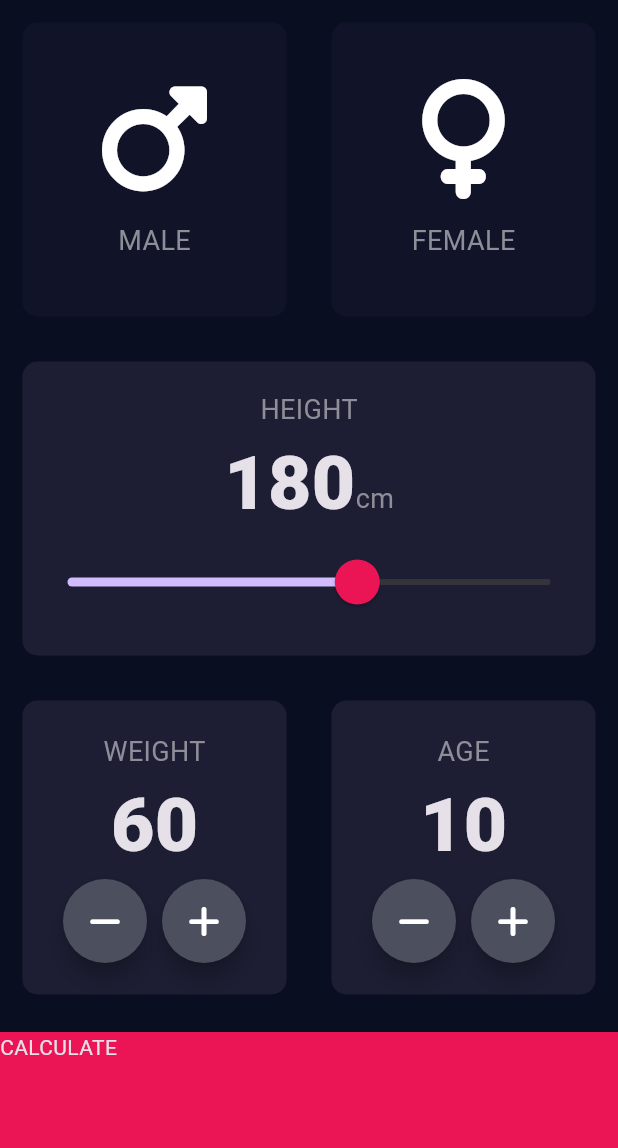
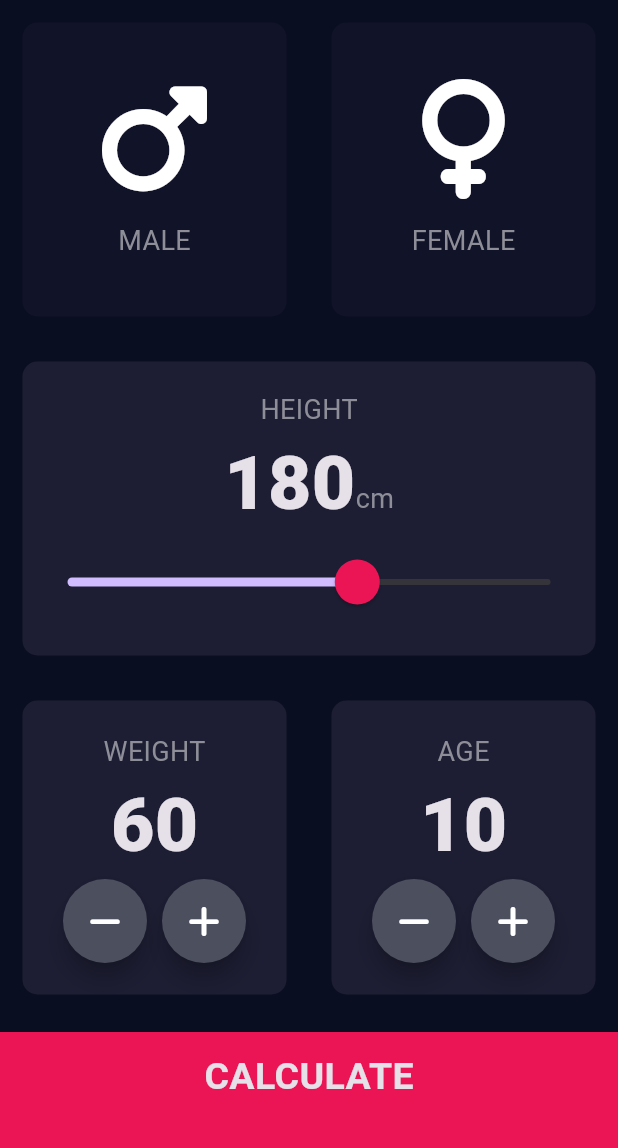
Before and after one commit to dong336/bmi_calculator_flutter, a Flutter app: the screen it shows after launch, on a phone screen of 412 x 824 dp, the part 84-1232 px from its top. Run offline on Flutter 3.47's test engine with Material 3 defaults, Android fonts, the phone set to English and light mode, and no system bars; our stand-ins replace font_awesome_flutter.

Commit message:
리팩토링

```diff
--- /dev/null
+++ b/lib/components/bottom_button.dart
@@ -0,0 +1,33 @@
+import 'package:flutter/material.dart';
+import '../constants.dart';
+
+class BottomButton extends StatelessWidget {
+  final Function onTap;
+  final String buttonTitle;
+
+  const BottomButton({
+    super.key,
+    required this.onTap,
+    required this.buttonTitle,
+  });
+
+  @override
+  Widget build(BuildContext context) {
+    return GestureDetector(
+      onTap: () => onTap(),
+      child: Container(
+        color: kBottomContainerColor,
+        margin: const EdgeInsets.only(top: 10.0),
+        padding: const EdgeInsets.only(bottom: 20.0),
+        width: double.infinity,
+        height: kBottomContainerHeight,
+        child: Center(
+          child: Text(
+            buttonTitle,
+            style: kLargeButtonTextStyle,
+          ),
+        ),
+      ),
+    );
+  }
+}
--- a/lib/icon_content.dart
+++ b/lib/components/icon_content.dart
@@ -1,5 +1,5 @@
 import 'package:flutter/material.dart';
-import 'constants.dart';
+import '../constants.dart';
 
 class IconContent extends StatelessWidget {
   final IconData icon;
--- /dev/null
+++ b/lib/components/round_icon_button.dart
@@ -0,0 +1,24 @@
+import 'package:flutter/material.dart';
+
+class RoundIconButton extends StatelessWidget {
+  final IconData icon;
+  final Function onPressed;
+
+  const RoundIconButton(
+      {super.key, required this.icon, required this.onPressed});
+
+  @override
+  Widget build(BuildContext context) {
+    return RawMaterialButton(
+      elevation: 6.0,
+      constraints: const BoxConstraints.tightFor(
+        width: 56.0,
+        height: 56.0,
+      ),
+      shape: const CircleBorder(),
+      fillColor: const Color(0xFF4C4F5E),
+      onPressed: () => onPressed(),
+      child: Icon(icon),
+    );
+  }
+}
--- a/lib/main.dart
+++ b/lib/main.dart
@@ -1,5 +1,5 @@
 import 'package:flutter/material.dart';
-import 'input_page.dart';
+import 'screens/input_page.dart';
 
 void main() => runApp(const BMICalculator());
 
--- a/lib/input_page.dart
+++ b/lib/screens/input_page.dart
@@ -1,10 +1,11 @@
-import 'package:bmi_calculator_flutter/results_page.dart';
+import 'results_page.dart';
 import 'package:flutter/material.dart';
 import 'package:font_awesome_flutter/font_awesome_flutter.dart';
-import 'icon_content.dart';
-import 'reuse_card.dart';
-import 'constants.dart';
-import 'results_page.dart';
+import '../components/icon_content.dart';
+import '../components/reuse_card.dart';
+import '../constants.dart';
+import '../components/bottom_button.dart';
+import '../components/round_icon_button.dart';
 
 enum Gender {
   male,
@@ -209,22 +210,50 @@ class _InputPageState extends State<InputPage> {
                 ],
               ),
             ),
-            GestureDetector(
+            BottomButton(
+              buttonTitle: 'CALCULATE',
               onTap: () {
-                Navigator.push(context, MaterialPageRoute(builder: (context) =>
-                  const ResultsPage()
-                ));
+                Navigator.push(
+                  context,
+                  MaterialPageRoute(
+                    builder: (context) => const ResultsPage(),
+                  ),
+                );
               },
-              child: Container(
-                color: kBottomContainerColor,
-                margin: const EdgeInsets.only(top: 10.0),
-                width: double.infinity,
-                height: kBottomContainerHeight,
-                child: const Text('CALCULATE'),
-              ),
             ),
           ],
         ));
+  }
+}
+
+class BottomButton extends StatelessWidget {
+  final Function onTap;
+  final String buttonTitle;
+
+  const BottomButton({
+    super.key,
+    required this.onTap,
+    required this.buttonTitle,
+  });
+
+  @override
+  Widget build(BuildContext context) {
+    return GestureDetector(
+      onTap: () => onTap(),
+      child: Container(
+        color: kBottomContainerColor,
+        margin: const EdgeInsets.only(top: 10.0),
+        padding: const EdgeInsets.only(bottom: 20.0),
+        width: double.infinity,
+        height: kBottomContainerHeight,
+        child: Center(
+          child: Text(
+            buttonTitle,
+            style: kLargeButtonTextStyle,
+          ),
+        ),
+      ),
+    );
   }
 }
 
```
Also changed, not shown: lib/constants.dart (+25 -0 lines), lib/results_page.dart (deleted, +0 -15 lines), lib/screens/results_page.dart (added, +65 -0 lines), lib/components/reuse_card.dart (renamed from lib/reuse_card.dart).
